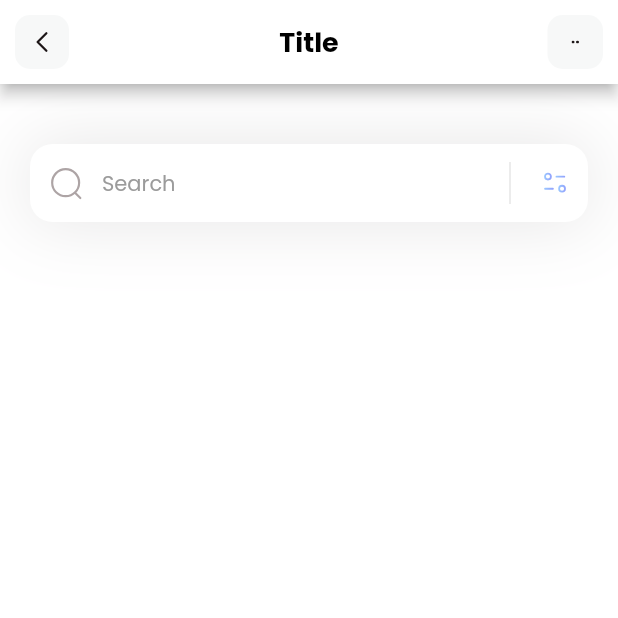
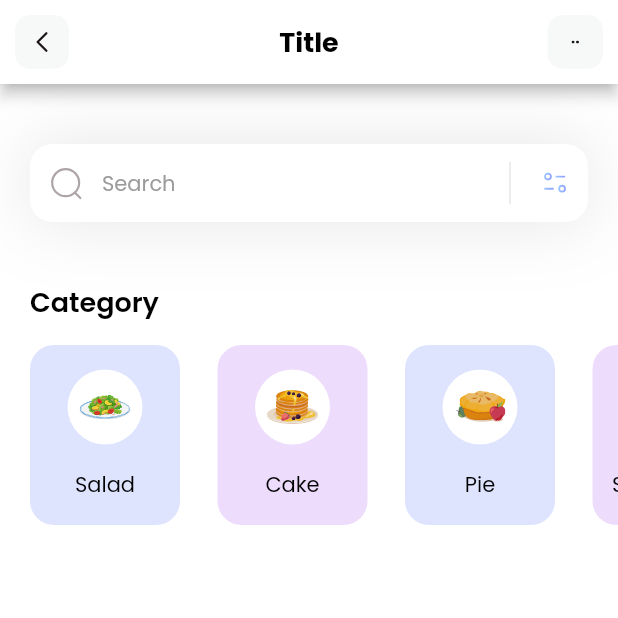
Before and after one commit to PerseuAlves/flutter-sample-app, a Flutter app: the screen it shows after launch, on a phone screen of 412 x 824 dp, the top half of it. Run offline on Flutter 3.47's test engine with Material 2 defaults, Android fonts, the phone set to English and light mode, and no system bars; our stand-ins replace flutter_svg.

Commit message:
category section has been added

```diff
--- /dev/null
+++ b/lib/models/category_model.dart
@@ -0,0 +1,51 @@
+import 'package:flutter/material.dart';
+
+class CategoryModel {
+  String name;
+  String iconPath;
+  Color boxColor;
+
+  CategoryModel({
+    required this.name,
+    required this.iconPath,
+    required this.boxColor
+  });
+
+  static List<CategoryModel> getCategories() {
+    List<CategoryModel> categories = [];
+
+    categories.add(
+      CategoryModel(
+        name: 'Salad',
+        iconPath: 'assets/icons/plate.svg',
+        boxColor: const Color(0xff92A3FD)
+      )
+    );
+
+    categories.add(
+      CategoryModel(
+        name: 'Cake',
+        iconPath: 'assets/icons/pancakes.svg',
+        boxColor: const Color(0xffC58BF2)
+      )
+    );
+
+    categories.add(
+      CategoryModel(
+        name: 'Pie',
+        iconPath: 'assets/icons/pie.svg',
+        boxColor: const Color(0xff92A3FD)
+      )
+    );
+
+    categories.add(
+      CategoryModel(
+        name: 'Smoothies',
+        iconPath: 'assets/icons/orange-snacks.svg',
+        boxColor: const Color(0xffC58BF2)
+      )
+    );
+
+    return categories;
+  }
+}
--- a/lib/pages/home.dart
+++ b/lib/pages/home.dart
@@ -1,20 +1,108 @@
+import 'package:fitness/models/category_model.dart';
 import 'package:flutter/material.dart';
 import 'package:flutter_svg/flutter_svg.dart';
 
-class HomePage extends StatelessWidget {
+class HomePage extends StatefulWidget {
   const HomePage({super.key});
 
   @override
+  State<HomePage> createState() => _HomePageState();
+}
+
+class _HomePageState extends State<HomePage> {
+  List<CategoryModel> categories = [];
+
+  void _getCategories() {
+    categories = CategoryModel.getCategories();
+  }
+
+  @override
+  void initState() {
+    super.initState();
+    _getCategories();
+  }
+
+  @override
   Widget build(BuildContext context) {
+    _getCategories();
     return Scaffold(
       appBar: appBar(),
       backgroundColor: Colors.white,
       body: Column(
+        crossAxisAlignment: CrossAxisAlignment.start,
         children: [
-          _searchField()
+          _searchField(),
+          const SizedBox(height: 40),
+          _categoriesSection()
         ],
       ),
     );
+  }
+
+  Column _categoriesSection() {
+    return Column(
+          crossAxisAlignment: CrossAxisAlignment.start,
+          children: [
+            const Padding(
+              padding: EdgeInsets.only(left: 20),
+              child: Text(
+                'Category',
+                style: TextStyle(
+                  color: Colors.black,
+                  fontSize: 18,
+                  fontWeight: FontWeight.w600,
+                ),
+              ),
+            ),
+            const SizedBox(height: 15),
+            SizedBox(
+              height: 120,
+              child: ListView.separated(
+                itemCount: categories.length,
+                scrollDirection: Axis.horizontal,
+                padding: const EdgeInsets.only(
+                  left: 20,
+                  right: 20,
+                ),
+                separatorBuilder: (context, index) => const SizedBox(width: 25),
+                itemBuilder: (context, index) {
+                  return Container(
+                    width: 100,
+                    decoration: BoxDecoration(
+                      color: categories[index].boxColor.withOpacity(0.3),
+                      borderRadius: BorderRadius.circular(16)
+                    ),
+                    child: Column(
+                      mainAxisAlignment: MainAxisAlignment.spaceEvenly,
+                      children: [
+                        Container(
+                          width: 50,
+                          height: 50,
+                          decoration: const BoxDecoration(
+                            color: Colors.white,
+                            shape: BoxShape.circle
+                          ),
+                          child: Padding(
+                            padding: const EdgeInsets.all(8.0),
+                            child: SvgPicture.asset(categories[index].iconPath),
+                          ),
+                        ),
+                        Text(
+                          categories[index].name,
+                          style: const TextStyle(
+                            fontWeight: FontWeight.w400,
+                            color: Colors.black,
+                            fontSize: 14,
+                          ),
+                        )
+                      ],
+                    ),
+                  );
+                },
+              ),
+            )
+          ],
+        );
   }
 
   Container _searchField() {
@@ -43,7 +131,7 @@ class HomePage extends StatelessWidget {
                 padding: const EdgeInsets.all(12),
                 child: SvgPicture.asset('assets/icons/Search.svg'),
               ),
-              suffixIcon: Container(
+              suffixIcon: SizedBox(
                 width: 100,
                 child: IntrinsicHeight(
                   child: Row(
```
Also changed, not shown: assets/icons/orange-snacks.svg (added), assets/icons/pancakes.svg (added), assets/icons/pie.svg (added), assets/icons/plate.svg (added).
